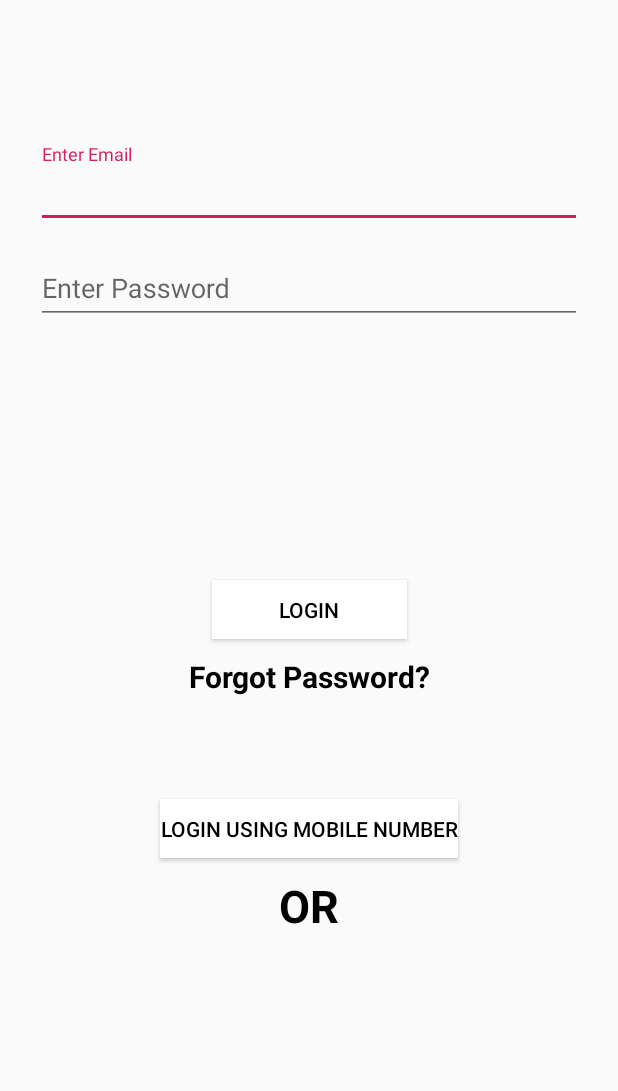
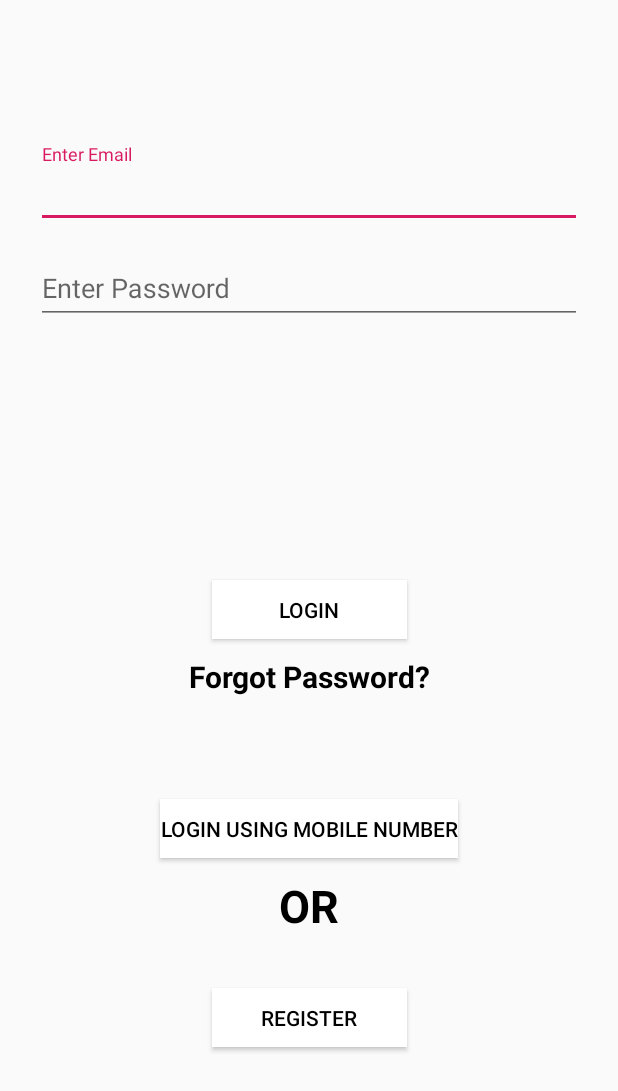
Before and after one commit to satyamsheel/Connector, an Android app: the screen it shows after launch (loginActivity), on a phone screen of 412 x 824 dp. Shown: the top 1091 px of the screen. Run offline under Robolectric (Android 15) with nearby library versions, the phone set to English and light mode, and no system bars; our stand-ins replace Firebase (no records; nobody signed in at launch, a user with empty details on screens opened directly).

Commit message:
register Update

```diff
--- a/app/src/main/java/com/connectors/connector/loginActivity.java
+++ b/app/src/main/java/com/connectors/connector/loginActivity.java
@@ -341,6 +341,11 @@ public class loginActivity extends AppCompatActivity {
         }
     }
 
+    public void moveToRegisterActivity(View view) {
+        Intent intent=new Intent(loginActivity.this,registerActivity.class);
+        startActivity(intent);
+    }
+
 
     private class gTextWatcher implements TextWatcher {
 
--- a/app/src/main/res/layout/activity_login.xml
+++ b/app/src/main/res/layout/activity_login.xml
@@ -71,6 +71,24 @@
         app:layout_constraintStart_toStartOf="parent"
         app:layout_constraintTop_toBottomOf="@+id/passwordInput" />
 
+    <Button
+        android:id="@+id/registerButton"
+        android:layout_width="130dp"
+        android:layout_height="39dp"
+        android:layout_marginTop="19dp"
+        android:layout_marginBottom="111dp"
+        android:background="#FFFFFF"
+        android:shadowRadius="10"
+        android:text="@string/Register"
+        android:textColor="#000000"
+        android:onClick="moveToRegisterActivity"
+        app:layout_constraintBottom_toBottomOf="parent"
+        app:layout_constraintEnd_toEndOf="parent"
+        app:layout_constraintHorizontal_bias="0.501"
+        app:layout_constraintStart_toStartOf="parent"
+        app:layout_constraintTop_toBottomOf="@+id/textView2"
+        tools:ignore="OnClick" />
+
     <TextView
         android:id="@+id/forgetPass"
         android:layout_width="match_parent"
@@ -112,9 +130,9 @@
         android:layout_marginTop="11dp"
         android:layout_marginBottom="191dp"
         android:text="OR"
+        android:textColor="#000000"
         android:textSize="30sp"
         android:textStyle="bold"
-        android:textColor="#000000"
         app:layout_constraintBottom_toBottomOf="parent"
         app:layout_constraintEnd_toEndOf="parent"
         app:layout_constraintStart_toStartOf="parent"
--- a/app/src/main/res/values/strings.xml
+++ b/app/src/main/res/values/strings.xml
@@ -1,5 +1,5 @@
 <resources>
-    <string name="app_name">UNIVERSAL</string>
+    <string name="app_name">CONNECTOR</string>
     <string name="logIn">LogIn</string>
     <string name="Register">Register</string>
     <string name="LOG_IN">LOG IN</string>
```
